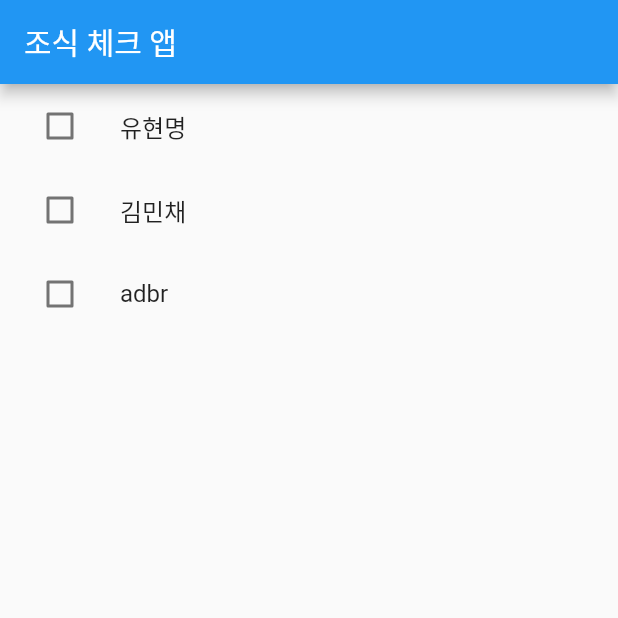
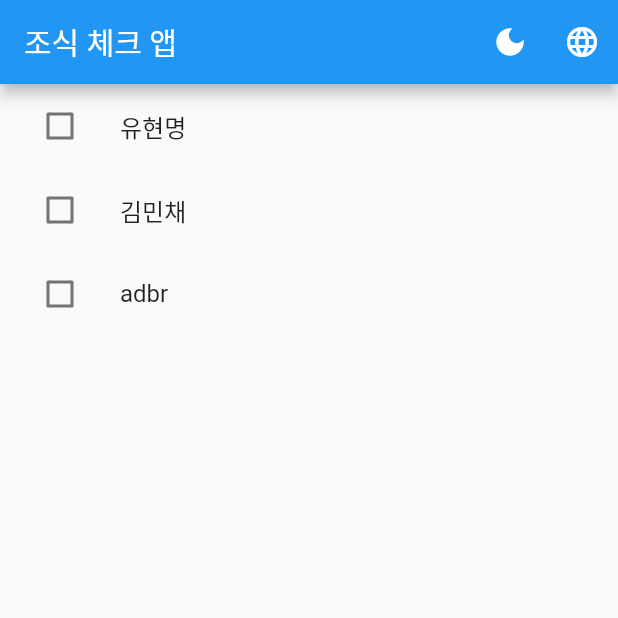
Before and after one commit to aahspringaa4/breakfast_check, a Flutter app: the screen it shows after launch, on a phone screen of 412 x 824 dp, the top half of it. Run offline on Flutter 3.47's test engine with Material 2 defaults, Android fonts, the phone set to English and light mode, and no system bars; our stand-ins replace hive_flutter; accounts and stored records are empty.

Commit message:
feat: add dark mode toggle

```diff
--- a/lib/main.dart
+++ b/lib/main.dart
@@ -1,9 +1,11 @@
 import 'package:flutter/material.dart';
 import 'package:hive_flutter/hive_flutter.dart';
 import 'package:intl/intl.dart';
+import 'package:intl/date_symbol_data_local.dart';
 
 void main() async {
   await Hive.initFlutter();
+  await initializeDateFormatting('ko_KR', null);
   Hive.registerAdapter(InputFormAdapter());
   runApp(MyApp());
 }
@@ -16,6 +18,8 @@ class MyApp extends StatelessWidget {
       theme: ThemeData(
         primarySwatch: Colors.blue,
       ),
+      darkTheme: ThemeData.dark(),
+      themeMode: ThemeMode.system,
       home: BreakfastCheckPage(),
     );
   }
@@ -29,10 +33,13 @@ class BreakfastCheckPage extends StatefulWidget {
 class _BreakfastCheckPageState extends State<BreakfastCheckPage> {
   late final Box<InputForm> box;
   final List<InputForm> users = [
-    InputForm(name: '유현명', isCheck: false),
-    InputForm(name: '김민채', isCheck: false),
-    InputForm(name: 'adbr', isCheck: false),
+    InputForm(name: '유현명', enName: 'Hyun', isCheck: false),
+    InputForm(name: '김민채', enName: 'David', isCheck: false),
+    InputForm(name: 'adbr', enName: 'bora', isCheck: false),
   ];
+
+  bool isEnglishMode = false;
+  bool isDarkMode = false; // Added dark mode state
 
   @override
   void initState() {
@@ -81,17 +88,44 @@ class _BreakfastCheckPageState extends State<BreakfastCheckPage> {
 
   @override
   Widget build(BuildContext context) {
-    return Scaffold(
+    return MaterialApp(
+      title: '조식 체크 앱',
+      theme: ThemeData(
+        primarySwatch: Colors.blue,
+      ),
+      darkTheme: ThemeData.dark(),
+      themeMode: isDarkMode ? ThemeMode.dark : ThemeMode.light,
+      home: Scaffold(
         appBar: AppBar(
           title: Text('조식 체크 앱'),
+          actions: <Widget>[
+            IconButton(
+              icon: Icon(Icons.dark_mode),
+              onPressed: () {
+                setState(() {
+                  isDarkMode = !isDarkMode;
+                });
+              },
+            ),
+            IconButton(
+              icon: Icon(Icons.language),
+              onPressed: () {
+                setState(() {
+                  isEnglishMode = !isEnglishMode;
+                });
+              },
+            ),
+          ],
         ),
         body: ListView.builder(
           itemCount: users.length,
           itemBuilder: (context, index) {
             return ListTile(
-            title: Text(users[index].name),
+              title: Text(isEnglishMode ? users[index].enName : users[index].name),
               trailing: users[index].isCheck && users[index].checkedTime != null
-                ? Text(DateFormat('yy년 MM월 dd일 HH시 mm분 ss초').format(users[index].checkedTime!))
+                  ? Text(DateFormat(
+                      isEnglishMode ? 'yyyy-MM-dd (E) a hh:mm:ss' : 'yy년 MM월 dd일 (E) a HH시 mm분 ss초',
+                      isEnglishMode ? 'en_US' : 'ko_KR').format(users[index].checkedTime!))
                   : null,
               leading: Checkbox(
                 value: users[index].isCheck,
@@ -100,6 +134,7 @@ class _BreakfastCheckPageState extends State<BreakfastCheckPage> {
             );
           },
         ),
+      ),
     );
   }
 }
@@ -107,6 +142,7 @@ class _BreakfastCheckPageState extends State<BreakfastCheckPage> {
 class InputForm {
   InputForm({
     required this.name,
+    required this.enName,
     required this.isCheck,
     this.checkedTime,
   });
@@ -115,9 +151,12 @@ class InputForm {
   String name;
 
   @HiveField(1)
+  String enName;
+
+  @HiveField(2)
   bool isCheck;
 
-  @HiveField(2)
+  @HiveField(3)
   DateTime? checkedTime;
 }
 
@@ -129,6 +168,7 @@ class InputFormAdapter extends TypeAdapter<InputForm> {
   InputForm read(BinaryReader reader) {
     return InputForm(
       name: reader.read(),
+      enName: reader.read(),
       isCheck: reader.read(),
       checkedTime: reader.read(),
     );
@@ -137,6 +177,7 @@ class InputFormAdapter extends TypeAdapter<InputForm> {
   @override
   void write(BinaryWriter writer, InputForm obj) {
     writer.write(obj.name);
+    writer.write(obj.enName);
     writer.write(obj.isCheck);
     writer.write(obj.checkedTime);
   }
```
Lines whose indentation alone changed are shown as unchanged.
